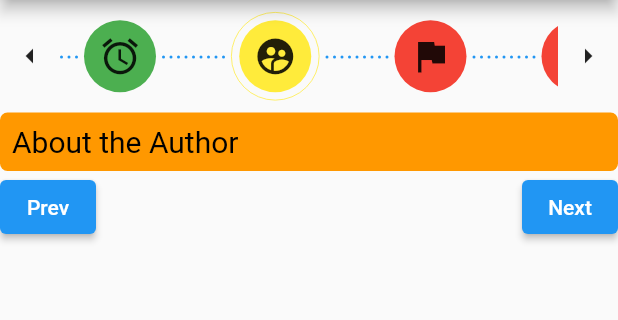
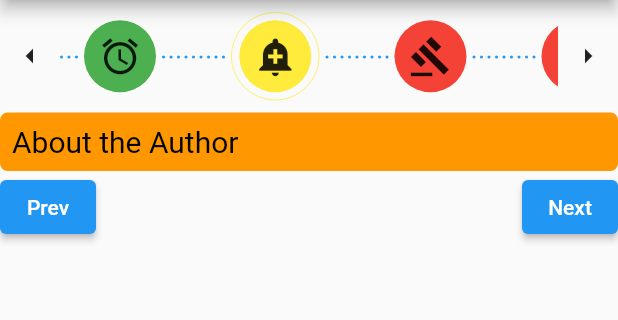
Before and after one commit to Fahim227/Stepper-R-D, a Flutter app: the screen it shows after launch, after a tap on the "flag" icon, after a tap on the "access alarm" icon, after a tap on the "arrow right" icon, on a phone screen of 412 x 824 dp, the part 84-404 px from its top. Run offline on Flutter 3.47's test engine with Material 2 defaults, Android fonts, the phone set to English and light mode, and no system bars.

Commit message:
New commit

```diff
--- a/lib/my_home_page.dart
+++ b/lib/my_home_page.dart
@@ -18,10 +18,10 @@ class _MyHomePageState extends State<MyHomePage> {
     Icon(Icons.supervised_user_circle),
     Icon(Icons.flag),
     Icon(Icons.access_alarm),
-    Icon(Icons.supervised_user_circle),
-    Icon(Icons.flag),
-    Icon(Icons.access_alarm),
-    Icon(Icons.supervised_user_circle),
+    Icon(Icons.add_alert),
+    Icon(Icons.gavel_outlined),
+    Icon(Icons.wallet),
+    Icon(Icons.movie),
   ];
 
   static Map<String,int> completedTasks = {};
@@ -35,14 +35,12 @@ class _MyHomePageState extends State<MyHomePage> {
     upperBound = allIcons.length-1;
     for (int i = 0 ;i<allIcons.length;i++){
       completedTasks[i.toString()] = 0;
-
     }
+    print(completedTasks);
   }
-
 
   @override
   Widget build(BuildContext context) {
-
     return MaterialApp(
       home: Scaffold(
         appBar: AppBar(title: Text("Stepper Test"),),
@@ -61,7 +59,8 @@ class _MyHomePageState extends State<MyHomePage> {
                 setState((){
                   _activeStep = index;
                 });
-              }
+              },
+              animateActiveStepInTheMiddle: true,
             ),
             header(),
             Row(
@@ -80,11 +79,13 @@ class _MyHomePageState extends State<MyHomePage> {
   // if complete then call this method and make the corresponding stepper icon 1 in completeTask Map
   void ifComplete(int i){
     setState((){
+      //login for check is complete
+
       completedTasks[i.toString()] = 1;
     });
   }
 
-  /// Returns the next button.
+  // Returns the next button.
   Widget nextButton() {
     return ElevatedButton(
       onPressed: () {
--- a/lib/src/first_stepper/core/base_stepper.dart
+++ b/lib/src/first_stepper/core/base_stepper.dart
@@ -37,6 +37,7 @@ class BaseStepper extends StatefulWidget {
     this.alignment,
     this.completedTasks,
     this.isCompleted,
+    this.animateActiveStepInTheMiddle,
   }) : super(key: key) {
     assert(
       lineDotRadius <= 10 && lineDotRadius > 0,
@@ -130,6 +131,9 @@ class BaseStepper extends StatefulWidget {
   //if Complete function call
   final Function? isCompleted;
 
+  //animate the active step in the middle
+  final bool? animateActiveStepInTheMiddle;
+
   @override
   BaseStepperState createState() => BaseStepperState();
 }
@@ -169,7 +173,7 @@ class BaseStepperState extends State<BaseStepper> {
       // print("widget.stepRadius: ${widget.stepRadius}");
       print(i * ((widget.stepRadius * 2) + widget.lineLength));
       _scrollController!.animateTo(
-        (i * ((widget.stepRadius * 2) + widget.lineLength) ) - 98,
+        widget.animateActiveStepInTheMiddle! ? (i * ((widget.stepRadius * 2) + widget.lineLength) ) - 98 : (i * ((widget.stepRadius * 2) + widget.lineLength) ) ,
         duration: widget.stepReachedAnimationDuration,
         curve: widget.stepReachedAnimationEffect,
       );
--- a/lib/src/first_stepper/icon_stepper.dart
+++ b/lib/src/first_stepper/icon_stepper.dart
@@ -82,8 +82,12 @@ class IconStepper extends StatelessWidget {
   //if Complete function call
   final Function? isCompleted;
 
+  //animate the active step in the middle
+  final bool? animateActiveStepInTheMiddle;
+
   /// Creates an IconStepper widget.
   IconStepper({
+    this.animateActiveStepInTheMiddle = false,
     this.isCompleted,
     this.completedTasks,
     this.completedStepColor,
@@ -110,6 +114,7 @@ class IconStepper extends StatelessWidget {
     this.scrollingDisabled = false,
     this.activeStep = 0,
     this.alignment = Alignment.center,
+
   });
 
   @override
@@ -142,6 +147,7 @@ class IconStepper extends StatelessWidget {
       scrollingDisabled: scrollingDisabled,
       activeStep: activeStep,
       alignment: alignment,
+      animateActiveStepInTheMiddle: animateActiveStepInTheMiddle,
     );
   }
 
```
